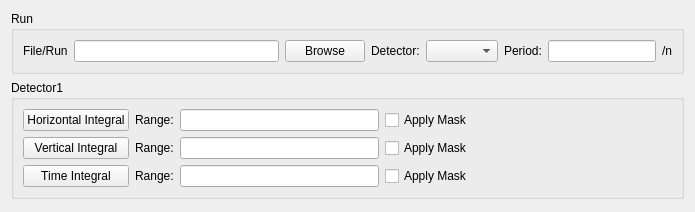
Before: the Qt Designer form scripts/Interface/ui/sans_isis/diagnostics_page.ui in mantidproject/mantid, drawn with Qt 5.
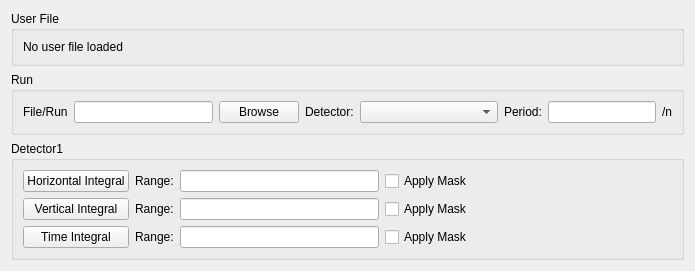
After: the same form once the commit is applied.

Commit message: Re #21404 Added user file reminder

Diff of the .ui file:
```diff
--- a/scripts/Interface/ui/sans_isis/diagnostics_page.ui
+++ b/scripts/Interface/ui/sans_isis/diagnostics_page.ui
@@ -7,13 +7,29 @@
     <x>0</x>
     <y>0</y>
     <width>695</width>
-    <height>212</height>
+    <height>252</height>
    </rect>
   </property>
   <property name="windowTitle">
    <string>Form</string>
   </property>
   <layout class="QVBoxLayout" name="verticalLayout">
+   <item>
+    <widget class="QGroupBox" name="groupBox_3">
+     <property name="title">
+      <string>User File</string>
+     </property>
+     <layout class="QHBoxLayout" name="horizontalLayout">
+      <item>
+       <widget class="QLabel" name="user_file_name_label">
+        <property name="text">
+         <string>No user file loaded</string>
+        </property>
+       </widget>
+      </item>
+     </layout>
+    </widget>
+   </item>
    <item>
     <widget class="QGroupBox" name="groupBox">
      <property name="title">
@@ -55,7 +71,14 @@
        </widget>
       </item>
       <item row="0" column="4">
-       <widget class="QComboBox" name="detector_combo_box"/>
+       <widget class="QComboBox" name="detector_combo_box">
+        <property name="sizePolicy">
+         <sizepolicy hsizetype="Expanding" vsizetype="Fixed">
+          <horstretch>0</horstretch>
+          <verstretch>0</verstretch>
+         </sizepolicy>
+        </property>
+       </widget>
       </item>
       <item row="0" column="0">
        <widget class="QLabel" name="label_3">
```
Left out of the diff: 18 changed lines with no effect on the pictures. The commit also changes 5 other files.
